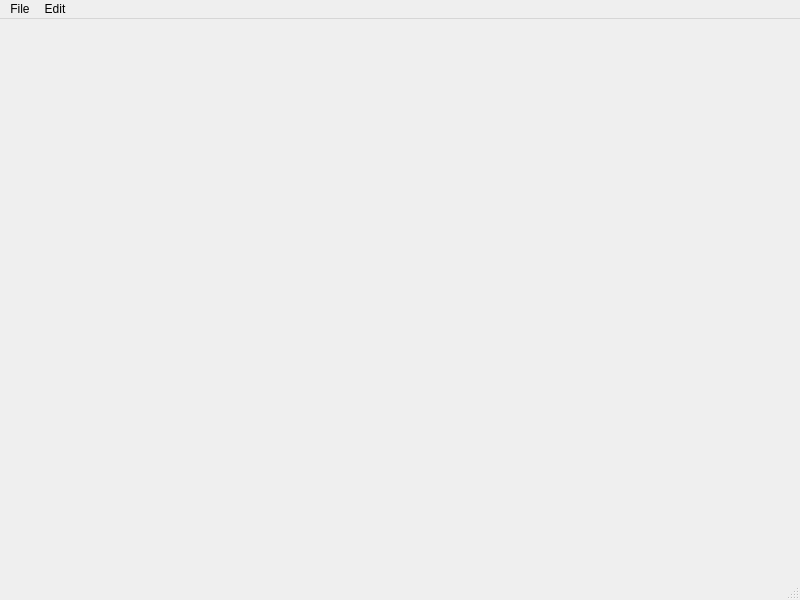
Above: src/modules/gui/ui/MainWindows.ui from BilibiliSheepCode/GeneralTraceProcessor before the change. Below: the same form after it.
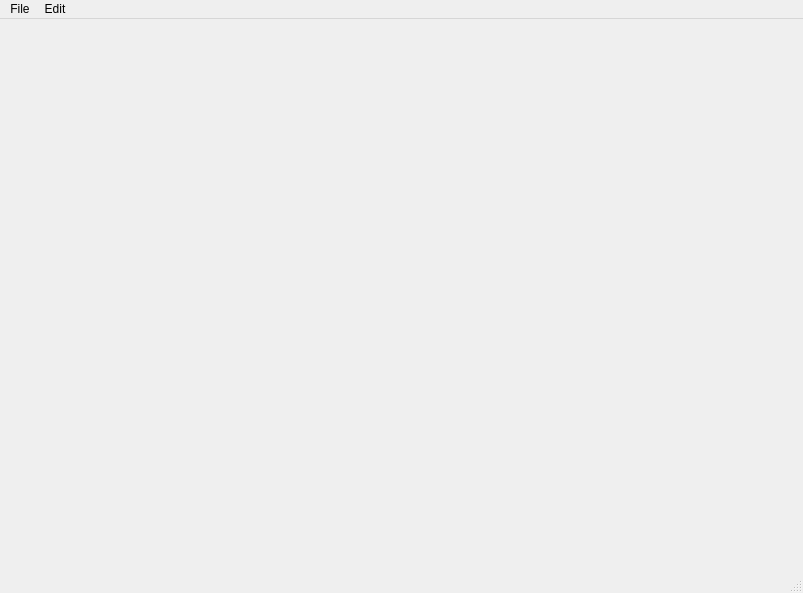
That is the form after the change.

Patch:
```diff
--- a/src/modules/gui/ui/MainWindows.ui
+++ b/src/modules/gui/ui/MainWindows.ui
@@ -6,8 +6,8 @@
    <rect>
     <x>0</x>
     <y>0</y>
-    <width>800</width>
-    <height>600</height>
+    <width>803</width>
+    <height>593</height>
    </rect>
   </property>
   <property name="windowTitle">
@@ -19,7 +19,7 @@
     <rect>
      <x>0</x>
      <y>0</y>
-     <width>800</width>
+     <width>803</width>
      <height>33</height>
     </rect>
    </property>
```
